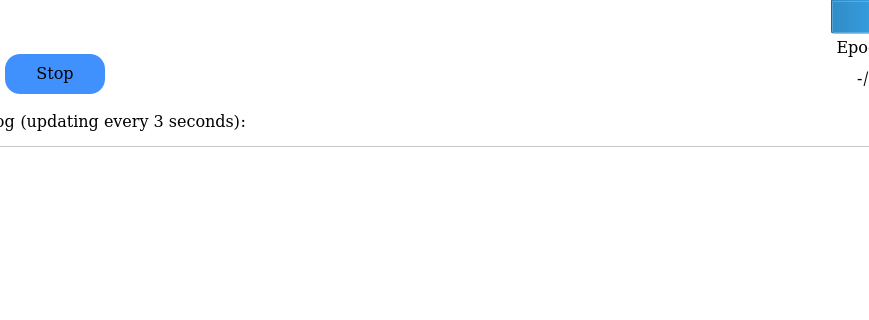
The window that ui_run.ui (BiaPyX/BiaPy-GUI) describes before a commit, drawn with Qt 5; both pictures show x 156 to 1025 and y 246 to 566 of the 1181 by 650 pixel window.
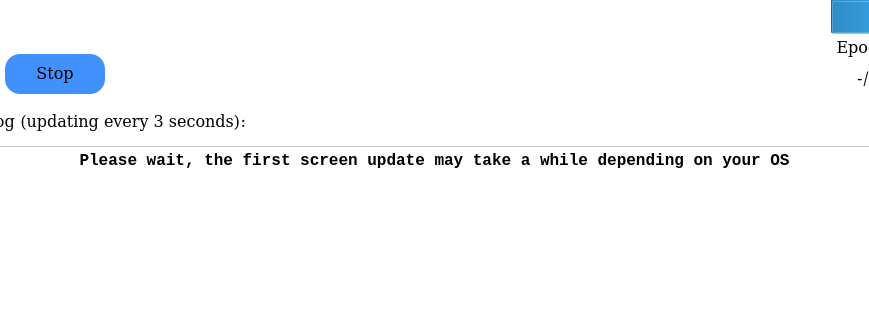
The same window after the commit. Icons and pictures are not drawn.

The edit to the form file:
```diff
--- a/ui_run.ui
+++ b/ui_run.ui
@@ -748,6 +748,13 @@
            <property name="lineWrapMode">
             <enum>QTextEdit::WidgetWidth</enum>
            </property>
+           <property name="html">
+            <string>&lt;!DOCTYPE HTML PUBLIC &quot;-//W3C//DTD HTML 4.0//EN&quot; &quot;http://www.w3.org/TR/REC-html40/strict.dtd&quot;&gt;
+&lt;html&gt;&lt;head&gt;&lt;meta name=&quot;qrichtext&quot; content=&quot;1&quot; /&gt;&lt;style type=&quot;text/css&quot;&gt;
+p, li { white-space: pre-wrap; }
+&lt;/style&gt;&lt;/head&gt;&lt;body style=&quot; font-family:'Monospace'; font-size:10pt; font-weight:400; font-style:normal;&quot;&gt;
+&lt;p align=&quot;center&quot; style=&quot; margin-top:0px; margin-bottom:0px; margin-left:0px; margin-right:0px; -qt-block-indent:0; text-indent:0px;&quot;&gt;&lt;span style=&quot; font-size:12pt; font-weight:600;&quot;&gt;Please wait, the first screen update may take a while depending on your OS&lt;/span&gt;&lt;/p&gt;&lt;/body&gt;&lt;/html&gt;</string>
+           </property>
           </widget>
          </item>
         </layout>
```
